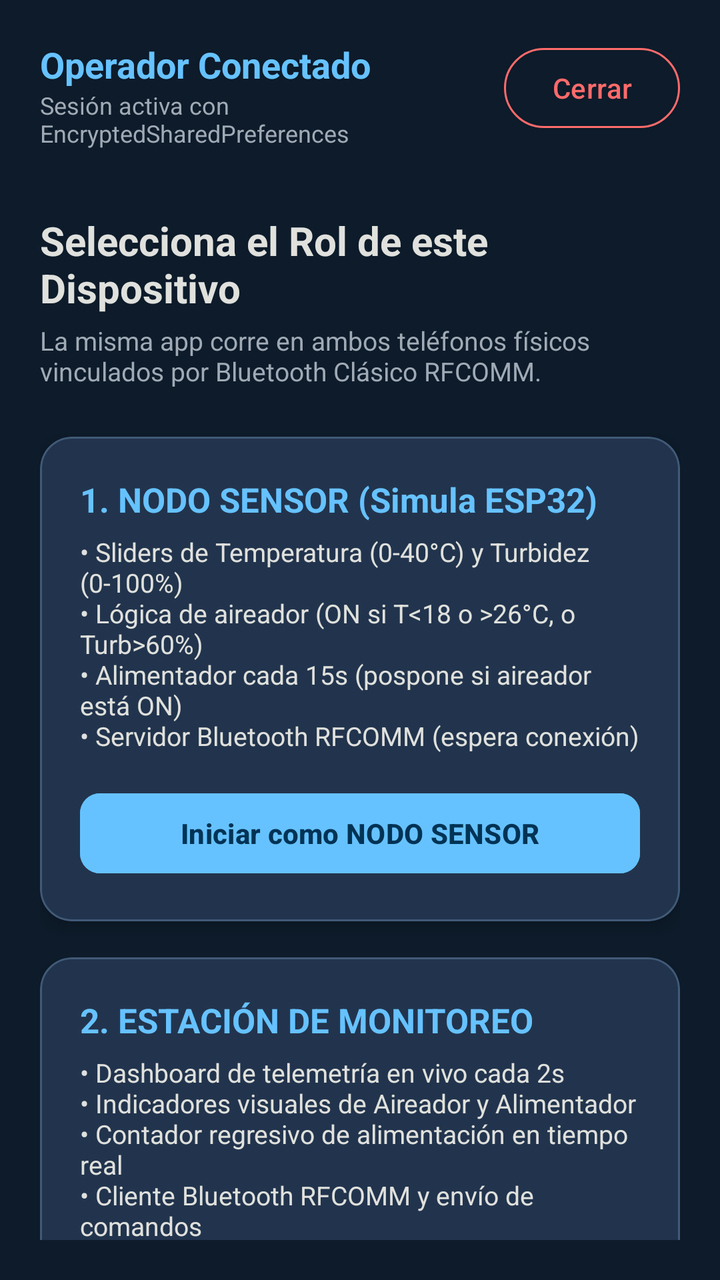
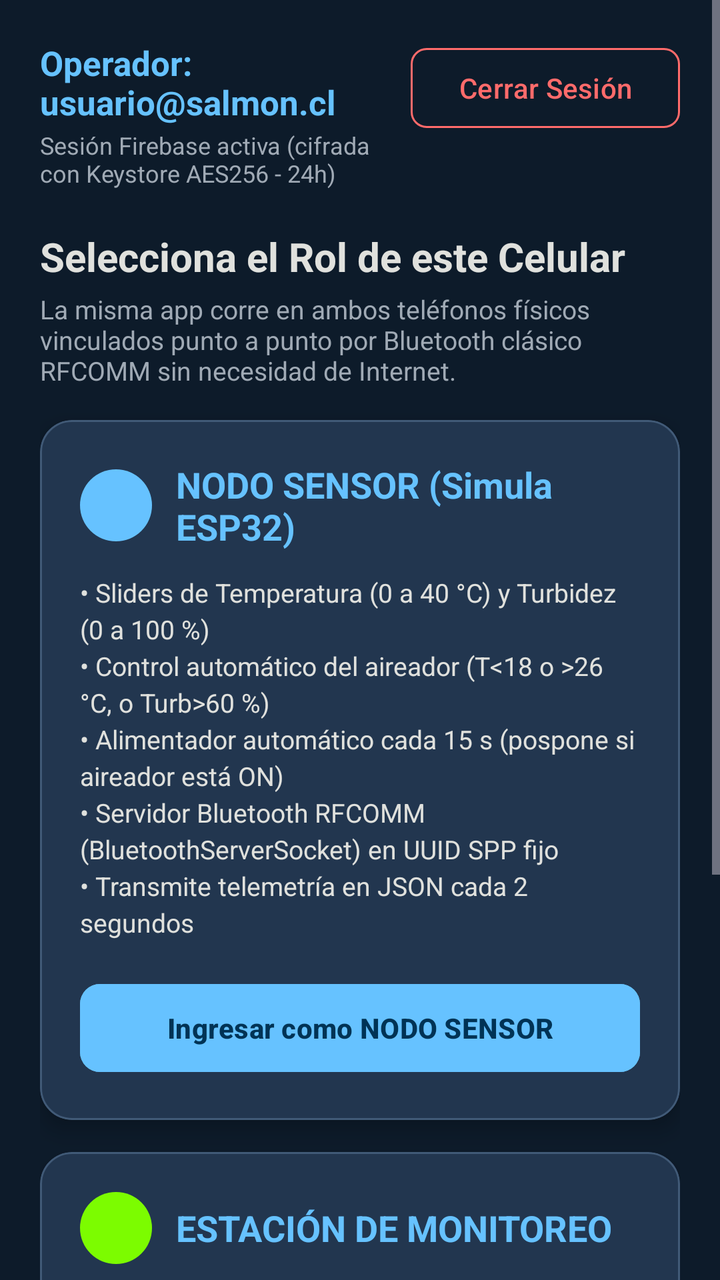

Screens rendered from an Android XML layout before and after an edit, with the pre-edit source and the edit as a unified diff.
<!-- AndroidManifest.xml: activity theme Theme.Piscicultura -->
<!-- res/layout/activity_role_select.xml -->
<?xml version="1.0" encoding="utf-8"?>
<androidx.constraintlayout.widget.ConstraintLayout
    xmlns:android="http://schemas.android.com/apk/res/android"
    xmlns:app="http://schemas.android.com/apk/res-auto"
    android:layout_width="match_parent"
    android:layout_height="match_parent"
    android:background="@color/bg_dark"
    android:padding="20dp">

    
    <TextView
        android:id="@+id/tvWelcomeUser"
        android:layout_width="0dp"
        android:layout_height="wrap_content"
        android:text="Operador Conectado"
        android:textColor="@color/accent_blue"
        android:textSize="18sp"
        android:textStyle="bold"
        app:layout_constraintEnd_toStartOf="@id/btnLogout"
        app:layout_constraintStart_toStartOf="parent"
        app:layout_constraintTop_toTopOf="parent" />

    <TextView
        android:id="@+id/tvSessionType"
        android:layout_width="0dp"
        android:layout_height="wrap_content"
        android:text="Sesión activa con EncryptedSharedPreferences"
        android:textColor="@color/md_theme_dark_onSurfaceVariant"
        android:textSize="12sp"
        app:layout_constraintEnd_toStartOf="@id/btnLogout"
        app:layout_constraintStart_toStartOf="parent"
        app:layout_constraintTop_toBottomOf="@id/tvWelcomeUser" />

    <com.google.android.material.button.MaterialButton
        android:id="@+id/btnLogout"
        style="@style/Widget.Material3.Button.OutlinedButton"
        android:layout_width="wrap_content"
        android:layout_height="wrap_content"
        android:text="Cerrar"
        android:textColor="@color/status_active"
        app:strokeColor="@color/status_active"
        app:layout_constraintEnd_toEndOf="parent"
        app:layout_constraintTop_toTopOf="parent" />

    <TextView
        android:id="@+id/tvSelectRolePrompt"
        android:layout_width="wrap_content"
        android:layout_height="wrap_content"
        android:layout_marginTop="32dp"
        android:text="Selecciona el Rol de este Dispositivo"
        android:textColor="@color/md_theme_dark_onSurface"
        android:textSize="20sp"
        android:textStyle="bold"
        app:layout_constraintStart_toStartOf="parent"
        app:layout_constraintTop_toBottomOf="@id/tvSessionType" />

    <TextView
        android:id="@+id/tvSelectRoleDesc"
        android:layout_width="wrap_content"
        android:layout_height="wrap_content"
        android:layout_marginTop="4dp"
        android:text="La misma app corre en ambos teléfonos físicos vinculados por Bluetooth Clásico RFCOMM."
        android:textColor="@color/md_theme_dark_onSurfaceVariant"
        android:textSize="13sp"
        app:layout_constraintStart_toStartOf="parent"
        app:layout_constraintTop_toBottomOf="@id/tvSelectRolePrompt" />

    
    <com.google.android.material.card.MaterialCardView
        android:id="@+id/cardNodo"
        android:layout_width="0dp"
        android:layout_height="wrap_content"
        android:layout_marginTop="24dp"
        app:cardBackgroundColor="@color/card_dark"
        app:cardCornerRadius="16dp"
        app:cardElevation="4dp"
        app:strokeColor="@color/card_stroke"
        app:strokeWidth="1dp"
        app:layout_constraintEnd_toEndOf="parent"
        app:layout_constraintStart_toStartOf="parent"
        app:layout_constraintTop_toBottomOf="@id/tvSelectRoleDesc">

        <LinearLayout
            android:layout_width="match_parent"
            android:layout_height="wrap_content"
            android:orientation="vertical"
            android:padding="20dp">

            <TextView
                android:layout_width="wrap_content"
                android:layout_height="wrap_content"
                android:text="1. NODO SENSOR (Simula ESP32)"
                android:textColor="@color/accent_blue"
                android:textSize="17sp"
                android:textStyle="bold" />

            <TextView
                android:layout_width="wrap_content"
                android:layout_height="wrap_content"
                android:layout_marginTop="6dp"
                android:text="• Sliders de Temperatura (0-40°C) y Turbidez (0-100%)\n• Lógica de aireador (ON si T&lt;18 o &gt;26°C, o Turb&gt;60%)\n• Alimentador cada 15s (pospone si aireador está ON)\n• Servidor Bluetooth RFCOMM (espera conexión)"
                android:textColor="@color/md_theme_dark_onSurface"
                android:textSize="13sp" />

            <com.google.android.material.button.MaterialButton
                android:id="@+id/btnLaunchNodo"
                android:layout_width="match_parent"
                android:layout_height="48dp"
                android:layout_marginTop="16dp"
                android:backgroundTint="@color/accent_blue"
                android:text="Iniciar como NODO SENSOR"
                android:textColor="@color/md_theme_dark_onPrimary"
                android:textStyle="bold"
                app:cornerRadius="10dp" />

        </LinearLayout>
    </com.google.android.material.card.MaterialCardView>

    
    <com.google.android.material.card.MaterialCardView
        android:id="@+id/cardEstacion"
        android:layout_width="0dp"
        android:layout_height="wrap_content"
        android:layout_marginTop="18dp"
        app:cardBackgroundColor="@color/card_dark"
        app:cardCornerRadius="16dp"
        app:cardElevation="4dp"
        app:strokeColor="@color/card_stroke"
        app:strokeWidth="1dp"
        app:layout_constraintEnd_toEndOf="parent"
        app:layout_constraintStart_toStartOf="parent"
        app:layout_constraintTop_toBottomOf="@id/cardNodo">

        <LinearLayout
            android:layout_width="match_parent"
            android:layout_height="wrap_content"
            android:orientation="vertical"
            android:padding="20dp">

            <TextView
                android:layout_width="wrap_content"
                android:layout_height="wrap_content"
                android:text="2. ESTACIÓN DE MONITOREO"
                android:textColor="@color/accent_blue"
                android:textSize="17sp"
                android:textStyle="bold" />

            <TextView
                android:layout_width="wrap_content"
                android:layout_height="wrap_content"
                android:layout_marginTop="6dp"
                android:text="• Dashboard de telemetría en vivo cada 2s\n• Indicadores visuales de Aireador y Alimentador\n• Contador regresivo de alimentación en tiempo real\n• Cliente Bluetooth RFCOMM y envío de comandos"
                android:textColor="@color/md_theme_dark_onSurface"
                android:textSize="13sp" />

            <com.google.android.material.button.MaterialButton
                android:id="@+id/btnLaunchEstacion"
                android:layout_width="match_parent"
                android:layout_height="48dp"
                android:layout_marginTop="16dp"
                android:backgroundTint="@color/accent_blue"
                android:text="Iniciar como ESTACIÓN"
                android:textColor="@color/md_theme_dark_onPrimary"
                android:textStyle="bold"
                app:cornerRadius="10dp" />

        </LinearLayout>
    </com.google.android.material.card.MaterialCardView>

</androidx.constraintlayout.widget.ConstraintLayout>
<!-- resources referenced by this layout -->
<resources>
  <color name="accent_blue">#66C2FF</color>
  <color name="bg_dark">#0D1B2A</color>
  <color name="card_dark">#1B263B</color>
  <color name="card_stroke">#415A77</color>
  <color name="md_theme_dark_onPrimary">#003355</color>
  <color name="md_theme_dark_onSurface">#E0E1DD</color>
  <color name="md_theme_dark_onSurfaceVariant">#A0AAB5</color>
  <color name="status_active">#FF6B6B</color>
  <style name="Theme.Piscicultura" parent="Theme.Material3.Dark.NoActionBar">
          <item name="colorPrimary">@color/accent_blue</item>
          <item name="colorOnPrimary">@color/md_theme_dark_onPrimary</item>
          <item name="colorPrimaryContainer">@color/card_dark</item>
          <item name="colorOnPrimaryContainer">@color/md_theme_dark_onPrimaryContainer</item>
          <item name="colorSecondary">@color/md_theme_dark_secondary</item>
          <item name="colorOnSecondary">@color/md_theme_dark_onSecondary</item>
          <item name="android:colorBackground">@color/bg_dark</item>
          <item name="colorOnBackground">@color/md_theme_dark_onBackground</item>
          <item name="colorSurface">@color/card_dark</item>
          <item name="colorOnSurface">@color/md_theme_dark_onSurface</item>
          <item name="colorSurfaceVariant">@color/md_theme_dark_surfaceVariant</item>
          <item name="colorOnSurfaceVariant">@color/md_theme_dark_onSurfaceVariant</item>
          <item name="colorError">@color/status_active</item>
          <item name="colorOnError">@color/md_theme_dark_onError</item>
          <item name="android:statusBarColor">@color/bg_dark</item>
          <item name="android:navigationBarColor">@color/bg_dark</item>
      </style>
  <color name="md_theme_dark_onPrimaryContainer">#D1E4FF</color>
  <color name="md_theme_dark_secondary">#778DA9</color>
  <color name="md_theme_dark_onSecondary">#1B263B</color>
  <color name="md_theme_dark_onBackground">#E0E1DD</color>
  <color name="md_theme_dark_surfaceVariant">#25354F</color>
  <color name="md_theme_dark_onError">#330000</color>
</resources>

<!-- the commit's change to res/layout/activity_role_select.xml (unified diff, before → after) -->
@@ -1,170 +1,296 @@
 <?xml version="1.0" encoding="utf-8"?>
-<androidx.constraintlayout.widget.ConstraintLayout
+<ScrollView
     xmlns:android="http://schemas.android.com/apk/res/android"
     xmlns:app="http://schemas.android.com/apk/res-auto"
+    xmlns:tools="http://schemas.android.com/tools"
     android:layout_width="match_parent"
     android:layout_height="match_parent"
     android:background="@color/bg_dark"
-    android:padding="20dp">
-
-    
-    <TextView
-        android:id="@+id/tvWelcomeUser"
-        android:layout_width="0dp"
+    android:fillViewport="true">
+
+    <androidx.constraintlayout.widget.ConstraintLayout
+        android:layout_width="match_parent"
         android:layout_height="wrap_content"
-        android:text="Operador Conectado"
-        android:textColor="@color/accent_blue"
-        android:textSize="18sp"
-        android:textStyle="bold"
-        app:layout_constraintEnd_toStartOf="@id/btnLogout"
-        app:layout_constraintStart_toStartOf="parent"
-        app:layout_constraintTop_toTopOf="parent" />
-
-    <TextView
-        android:id="@+id/tvSessionType"
-        android:layout_width="0dp"
-        android:layout_height="wrap_content"
-        android:text="Sesión activa con EncryptedSharedPreferences"
-        android:textColor="@color/md_theme_dark_onSurfaceVariant"
-        android:textSize="12sp"
-        app:layout_constraintEnd_toStartOf="@id/btnLogout"
-        app:layout_constraintStart_toStartOf="parent"
-        app:layout_constraintTop_toBottomOf="@id/tvWelcomeUser" />
-
-    <com.google.android.material.button.MaterialButton
-        android:id="@+id/btnLogout"
-        style="@style/Widget.Material3.Button.OutlinedButton"
-        android:layout_width="wrap_content"
-        android:layout_height="wrap_content"
-        android:text="Cerrar"
-        android:textColor="@color/status_active"
-        app:strokeColor="@color/status_active"
-        app:layout_constraintEnd_toEndOf="parent"
-        app:layout_constraintTop_toTopOf="parent" />
-
-    <TextView
-        android:id="@+id/tvSelectRolePrompt"
-        android:layout_width="wrap_content"
-        android:layout_height="wrap_content"
-        android:layout_marginTop="32dp"
-        android:text="Selecciona el Rol de este Dispositivo"
-        android:textColor="@color/md_theme_dark_onSurface"
-        android:textSize="20sp"
-        android:textStyle="bold"
-        app:layout_constraintStart_toStartOf="parent"
-        app:layout_constraintTop_toBottomOf="@id/tvSessionType" />
-
-    <TextView
-        android:id="@+id/tvSelectRoleDesc"
-        android:layout_width="wrap_content"
-        android:layout_height="wrap_content"
-        android:layout_marginTop="4dp"
-        android:text="La misma app corre en ambos teléfonos físicos vinculados por Bluetooth Clásico RFCOMM."
-        android:textColor="@color/md_theme_dark_onSurfaceVariant"
-        android:textSize="13sp"
-        app:layout_constraintStart_toStartOf="parent"
-        app:layout_constraintTop_toBottomOf="@id/tvSelectRolePrompt" />
-
-    
-    <com.google.android.material.card.MaterialCardView
-        android:id="@+id/cardNodo"
-        android:layout_width="0dp"
-        android:layout_height="wrap_content"
-        android:layout_marginTop="24dp"
-        app:cardBackgroundColor="@color/card_dark"
-        app:cardCornerRadius="16dp"
-        app:cardElevation="4dp"
-        app:strokeColor="@color/card_stroke"
-        app:strokeWidth="1dp"
-        app:layout_constraintEnd_toEndOf="parent"
-        app:layout_constraintStart_toStartOf="parent"
-        app:layout_constraintTop_toBottomOf="@id/tvSelectRoleDesc">
-
-        <LinearLayout
-            android:layout_width="match_parent"
-            android:layout_height="wrap_content"
-            android:orientation="vertical"
-            android:padding="20dp">
-
-            <TextView
-                android:layout_width="wrap_content"
+        android:padding="20dp">
+
+        
+        <TextView
+            android:id="@+id/tvWelcomeUser"
+            android:layout_width="0dp"
+            android:layout_height="wrap_content"
+            android:text="Operador: usuario@salmon.cl"
+            android:textColor="@color/accent_blue"
+            android:textSize="17sp"
+            android:textStyle="bold"
+            app:layout_constraintEnd_toStartOf="@id/btnLogout"
+            app:layout_constraintStart_toStartOf="parent"
+            app:layout_constraintTop_toTopOf="parent" />
+
+        <TextView
+            android:id="@+id/tvSessionType"
+            android:layout_width="0dp"
+            android:layout_height="wrap_content"
+            android:layout_marginTop="2dp"
+            android:text="Sesión Firebase activa (cifrada con Keystore AES256 - 24h)"
+            android:textColor="@color/md_theme_dark_onSurfaceVariant"
+            android:textSize="12sp"
+            app:layout_constraintEnd_toStartOf="@id/btnLogout"
+            app:layout_constraintStart_toStartOf="parent"
+            app:layout_constraintTop_toBottomOf="@id/tvWelcomeUser" />
+
+        <com.google.android.material.button.MaterialButton
+            android:id="@+id/btnLogout"
+            style="@style/Widget.Material3.Button.OutlinedButton"
+            android:layout_width="wrap_content"
+            android:layout_height="wrap_content"
+            android:text="Cerrar Sesión"
+            android:textColor="@color/status_active"
+            app:cornerRadius="8dp"
+            app:strokeColor="@color/status_active"
+            app:layout_constraintEnd_toEndOf="parent"
+            app:layout_constraintTop_toTopOf="parent" />
+
+        
+        <com.google.android.material.card.MaterialCardView
+            android:id="@+id/cardPermissionWarning"
+            android:layout_width="0dp"
+            android:layout_height="wrap_content"
+            android:layout_marginTop="16dp"
+            android:visibility="gone"
+            app:cardBackgroundColor="#2A1B1B"
+            app:cardCornerRadius="14dp"
+            app:strokeColor="@color/status_active"
+            app:strokeWidth="1dp"
+            app:layout_constraintEnd_toEndOf="parent"
+            app:layout_constraintStart_toStartOf="parent"
+            app:layout_constraintTop_toBottomOf="@id/tvSessionType"
+            tools:visibility="visible">
+
+            <LinearLayout
+                android:layout_width="match_parent"
                 android:layout_height="wrap_content"
-                android:text="1. NODO SENSOR (Simula ESP32)"
-                android:textColor="@color/accent_blue"
-                android:textSize="17sp"
-                android:textStyle="bold" />
-
-            <TextView
-                android:layout_width="wrap_content"
+                android:orientation="vertical"
+                android:padding="16dp">
+
+                <TextView
+                    android:id="@+id/tvWarningTitle"
+                    android:layout_width="wrap_content"
+                    android:layout_height="wrap_content"
+                    android:text="Permisos de Bluetooth Necesarios"
+                    android:textColor="@color/status_active"
+                    android:textSize="16sp"
+                    android:textStyle="bold" />
+
+                <TextView
+                    android:id="@+id/tvWarningMessage"
+                    android:layout_width="wrap_content"
+                    android:layout_height="wrap_content"
+                    android:layout_marginTop="6dp"
+                    android:text="Para comunicar el Nodo Sensor y la Estación en tiempo real por Bluetooth RFCOMM, debes conceder los permisos solicitados."
+                    android:textColor="@color/md_theme_dark_onSurface"
+                    android:textSize="13sp" />
+
+                <LinearLayout
+                    android:layout_width="match_parent"
+                    android:layout_height="wrap_content"
+                    android:layout_marginTop="12dp"
+                    android:orientation="horizontal">
+
+                    <com.google.android.material.button.MaterialButton
+                        android:id="@+id/btnRetryPermissions"
+                        android:layout_width="0dp"
+                        android:layout_height="wrap_content"
+                        android:layout_marginEnd="6dp"
+                        android:layout_weight="1"
+                        android:backgroundTint="@color/status_active"
+                        android:text="Reintentar Permisos"
+                        android:textColor="@color/white"
+                        app:cornerRadius="8dp" />
+
+                    <com.google.android.material.button.MaterialButton
+                        android:id="@+id/btnOpenSettings"
+                        style="@style/Widget.Material3.Button.OutlinedButton"
+                        android:layout_width="0dp"
+                        android:layout_height="wrap_content"
+                        android:layout_marginStart="6dp"
+                        android:layout_weight="1"
+                        android:text="Abrir Ajustes"
+                        android:textColor="@color/accent_blue"
+                        app:cornerRadius="8dp"
+                        app:strokeColor="@color/accent_blue" />
+                </LinearLayout>
+
+                <com.google.android.material.button.MaterialButton
+                    android:id="@+id/btnEnableBluetooth"
+                    style="@style/Widget.Material3.Button.TonalButton"
+                    android:layout_width="match_parent"
+                    android:layout_height="wrap_content"
+                    android:layout_marginTop="8dp"
+                    android:text="Activar Bluetooth del Dispositivo"
+                    android:textColor="@color/accent_blue"
+                    android:visibility="gone"
+                    app:cornerRadius="8dp" />
+            </LinearLayout>
+        </com.google.android.material.card.MaterialCardView>
+
+        
+        <TextView
+            android:id="@+id/tvSelectRolePrompt"
+            android:layout_width="wrap_content"
+            android:layout_height="wrap_content"
+            android:layout_marginTop="20dp"
+            android:text="Selecciona el Rol de este Celular"
+            android:textColor="@color/md_theme_dark_onSurface"
+            android:textSize="20sp"
+            android:textStyle="bold"
+            app:layout_constraintStart_toStartOf="parent"
+            app:layout_constraintTop_toBottomOf="@id/cardPermissionWarning" />
+
+        <TextView
+            android:id="@+id/tvSelectRoleDesc"
+            android:layout_width="0dp"
+            android:layout_height="wrap_content"
+            android:layout_marginTop="4dp"
+            android:text="La misma app corre en ambos teléfonos físicos vinculados punto a punto por Bluetooth clásico RFCOMM sin necesidad de Internet."
+            android:textColor="@color/md_theme_dark_onSurfaceVariant"
+            android:textSize="13sp"
+            app:layout_constraintEnd_toEndOf="parent"
+            app:layout_constraintStart_toStartOf="parent"
+            app:layout_constraintTop_toBottomOf="@id/tvSelectRolePrompt" />
+
+        
+        <com.google.android.material.card.MaterialCardView
+            android:id="@+id/cardNodo"
+            android:layout_width="0dp"
+            android:layout_height="wrap_content"
+            android:layout_marginTop="16dp"
+            app:cardBackgroundColor="@color/card_dark"
+            app:cardCornerRadius="16dp"
+            app:cardElevation="6dp"
+            app:strokeColor="@color/card_stroke"
+            app:strokeWidth="1dp"
+            app:layout_constraintEnd_toEndOf="parent"
+            app:layout_constraintStart_toStartOf="parent"
+            app:layout_constraintTop_toBottomOf="@id/tvSelectRoleDesc">
+
+            <LinearLayout
+                android:layout_width="match_parent"
                 android:layout_height="wrap_content"
-                android:layout_marginTop="6dp"
-                android:text="• Sliders de Temperatura (0-40°C) y Turbidez (0-100%)\n• Lógica de aireador (ON si T&lt;18 o &gt;26°C, o Turb&gt;60%)\n• Alimentador cada 15s (pospone si aireador está ON)\n• Servidor Bluetooth RFCOMM (espera conexión)"
-                android:textColor="@color/md_theme_dark_onSurface"
-                android:textSize="13sp" />
-
-            <com.google.android.material.button.MaterialButton
-                android:id="@+id/btnLaunchNodo"
+                android:orientation="vertical"
+                android:padding="20dp">
+
+                <LinearLayout
+                    android:layout_width="match_parent"
+                    android:layout_height="wrap_content"
+                    android:gravity="center_vertical"
+                    android:orientation="horizontal">
+
+                    <ImageView
+                        android:layout_width="36dp"
+                        android:layout_height="36dp"
+                        android:contentDescription="Icono Nodo"
+                        android:src="@drawable/circle_status_connected"
+                        app:tint="@color/accent_blue" />
+
+                    <TextView
+                        android:layout_width="wrap_content"
+                        android:layout_height="wrap_content"
+                        android:layout_marginStart="12dp"
+                        android:text="NODO SENSOR (Simula ESP32)"
+                        android:textColor="@color/accent_blue"
+                        android:textSize="18sp"
+                        android:textStyle="bold" />
+                </LinearLayout>
+
+                <TextView
+                    android:layout_width="wrap_content"
+                    android:layout_height="wrap_content"
+                    android:layout_marginTop="12dp"
+                    android:text="• Sliders de Temperatura (0 a 40 °C) y Turbidez (0 a 100 %)\n• Control automático del aireador (T&lt;18 o &gt;26 °C, o Turb&gt;60 %)\n• Alimentador automático cada 15 s (pospone si aireador está ON)\n• Servidor Bluetooth RFCOMM (BluetoothServerSocket) en UUID SPP fijo\n• Transmite telemetría en JSON cada 2 segundos"
+                    android:textColor="@color/md_theme_dark_onSurface"
+                    android:textSize="13sp"
+                    android:lineSpacingExtra="3dp" />
+
+                <com.google.android.material.button.MaterialButton
+                    android:id="@+id/btnLaunchNodo"
+                    android:layout_width="match_parent"
+                    android:layout_height="52dp"
+                    android:layout_marginTop="18dp"
+                    android:backgroundTint="@color/accent_blue"
+                    android:text="Ingresar como NODO SENSOR"
+                    android:textColor="@color/md_theme_dark_onPrimary"
+                    android:textStyle="bold"
+                    app:cornerRadius="10dp" />
+
+            </LinearLayout>
+        </com.google.android.material.card.MaterialCardView>
+
+        
+        <com.google.android.material.card.MaterialCardView
+            android:id="@+id/cardEstacion"
+            android:layout_width="0dp"
+            android:layout_height="wrap_content"
+            android:layout_marginTop="16dp"
+            app:cardBackgroundColor="@color/card_dark"
+            app:cardCornerRadius="16dp"
+            app:cardElevation="6dp"
+            app:strokeColor="@color/card_stroke"
+            app:strokeWidth="1dp"
+            app:layout_constraintEnd_toEndOf="parent"
+            app:layout_constraintStart_toStartOf="parent"
+            app:layout_constraintTop_toBottomOf="@id/cardNodo">
+
+            <LinearLayout
                 android:layout_width="match_parent"
-                android:layout_height="48dp"
-                android:layout_marginTop="16dp"
-                android:backgroundTint="@color/accent_blue"
-                android:text="Iniciar como NODO SENSOR"
-                android:textColor="@color/md_theme_dark_onPrimary"
-                android:textStyle="bold"
-                app:cornerRadius="10dp" />
-
-        </LinearLayout>
-    </com.google.android.material.card.MaterialCardView>
-
-    
-    <com.google.android.material.card.MaterialCardView
-        android:id="@+id/cardEstacion"
-        android:layout_width="0dp"
-        android:layout_height="wrap_content"
-        android:layout_marginTop="18dp"
-        app:cardBackgroundColor="@color/card_dark"
-        app:cardCornerRadius="16dp"
-        app:cardElevation="4dp"
-        app:strokeColor="@color/card_stroke"
-        app:strokeWidth="1dp"
-        app:layout_constraintEnd_toEndOf="parent"
-        app:layout_constraintStart_toStartOf="parent"
-        app:layout_constraintTop_toBottomOf="@id/cardNodo">
-
-        <LinearLayout
-            android:layout_width="match_parent"
-            android:layout_height="wrap_content"
-            android:orientation="vertical"
-            android:padding="20dp">
-
-            <TextView
-                android:layout_width="wrap_content"
                 android:layout_height="wrap_content"
-                android:text="2. ESTACIÓN DE MONITOREO"
-                android:textColor="@color/accent_blue"
-                android:textSize="17sp"
-                android:textStyle="bold" />
-
-            <TextView
-                android:layout_width="wrap_content"
-                android:layout_height="wrap_content"
-                android:layout_marginTop="6dp"
-                android:text="• Dashboard de telemetría en vivo cada 2s\n• Indicadores visuales de Aireador y Alimentador\n• Contador regresivo de alimentación en tiempo real\n• Cliente Bluetooth RFCOMM y envío de comandos"
-                android:textColor="@color/md_theme_dark_onSurface"
-                android:textSize="13sp" />
-
-            <com.google.android.material.button.MaterialButton
-                android:id="@+id/btnLaunchEstacion"
-                android:layout_width="match_parent"
-                android:layout_height="48dp"
-                android:layout_marginTop="16dp"
-                android:backgroundTint="@color/accent_blue"
-                android:text="Iniciar como ESTACIÓN"
-                android:textColor="@color/md_theme_dark_onPrimary"
-                android:textStyle="bold"
-                app:cornerRadius="10dp" />
-
-        </LinearLayout>
-    </com.google.android.material.card.MaterialCardView>
-
-</androidx.constraintlayout.widget.ConstraintLayout>
+                android:orientation="vertical"
+                android:padding="20dp">
+
+                <LinearLayout
+                    android:layout_width="match_parent"
+                    android:layout_height="wrap_content"
+                    android:gravity="center_vertical"
+                    android:orientation="horizontal">
+
+                    <ImageView
+                        android:layout_width="36dp"
+                        android:layout_height="36dp"
+                        android:contentDescription="Icono Estación"
+                        android:src="@drawable/circle_status_connected"
+                        app:tint="@color/status_inactive" />
+
+                    <TextView
+                        android:layout_width="wrap_content"
+                        android:layout_height="wrap_content"
+                        android:layout_marginStart="12dp"
+                        android:text="ESTACIÓN DE MONITOREO"
+                        android:textColor="@color/accent_blue"
+                        android:textSize="18sp"
+                        android:textStyle="bold" />
+                </LinearLayout>
+
+                <TextView
+                    android:layout_width="wrap_content"
+                    android:layout_height="wrap_content"
+                    android:layout_marginTop="12dp"
+                    android:text="• Cliente Bluetooth RFCOMM (BluetoothSocket) conectado al Nodo\n• Dashboard en vivo de Temperatura, Turbidez y estados\n• Contador regresivo sincronizado para próxima alimentación\n• Panel OT de control manual: forzar alimentación y modo de aireador\n• Diagnóstico en vivo de condiciones del estanque salmonícola"
+                    android:textColor="@color/md_theme_dark_onSurface"
+                    android:textSize="13sp"
+                    android:lineSpacingExtra="3dp" />
+
+                <com.google.android.material.button.MaterialButton
+                    android:id="@+id/btnLaunchEstacion"
+                    android:layout_width="match_parent"
+                    android:layout_height="52dp"
+                    android:layout_marginTop="18dp"
+                    android:backgroundTint="@color/accent_blue"
+                    android:text="Ingresar como ESTACIÓN"
+                    android:textColor="@color/md_theme_dark_onPrimary"
+                    android:textStyle="bold"
+                    app:cornerRadius="10dp" />
+
+            </LinearLayout>
+        </com.google.android.material.card.MaterialCardView>
+
+    </androidx.constraintlayout.widget.ConstraintLayout>
+</ScrollView>
<!-- resource entries referenced after the edit -->
@@ -8,6 +8,17 @@
   <color name="md_theme_dark_onSurface">#E0E1DD</color>
   <color name="md_theme_dark_onSurfaceVariant">#A0AAB5</color>
   <color name="status_active">#FF6B6B</color>
+  <color name="status_inactive">#7CFC00</color>
+  <color name="white">#FFFFFFFF</color>
+  <!-- drawable circle_status_connected (drawable) -->
+  <?xml version="1.0" encoding="utf-8"?>
+  <shape xmlns:android="http://schemas.android.com/apk/res/android"
+      android:shape="oval">
+      <solid android:color="@color/status_inactive" />
+      <size
+          android:width="12dp"
+          android:height="12dp" />
+  </shape>
   <style name="Theme.Piscicultura" parent="Theme.Material3.Dark.NoActionBar">
           <item name="colorPrimary">@color/accent_blue</item>
           <item name="colorOnPrimary">@color/md_theme_dark_onPrimary</item>
